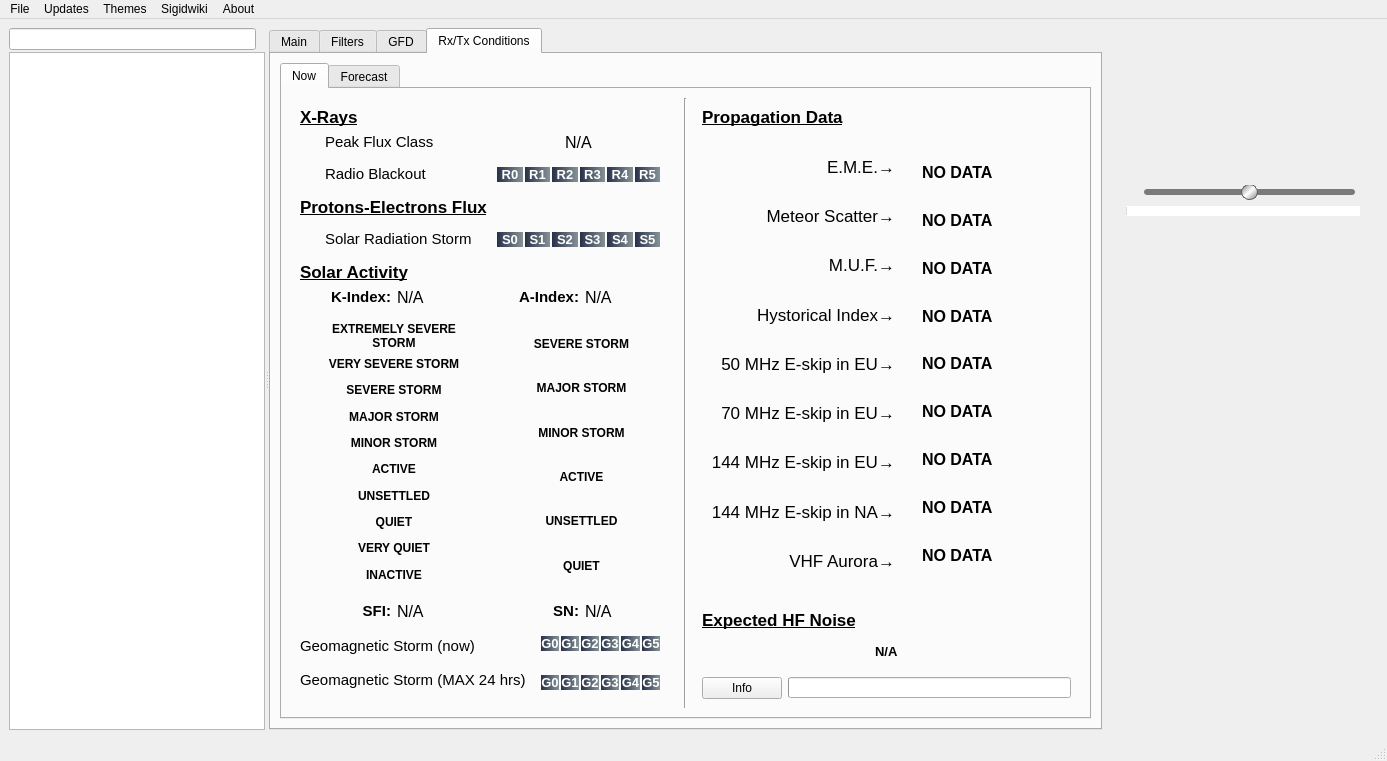
The window that artemis.ui (vbrizgamnk/Artemis) describes before a commit, drawn with Qt 5.
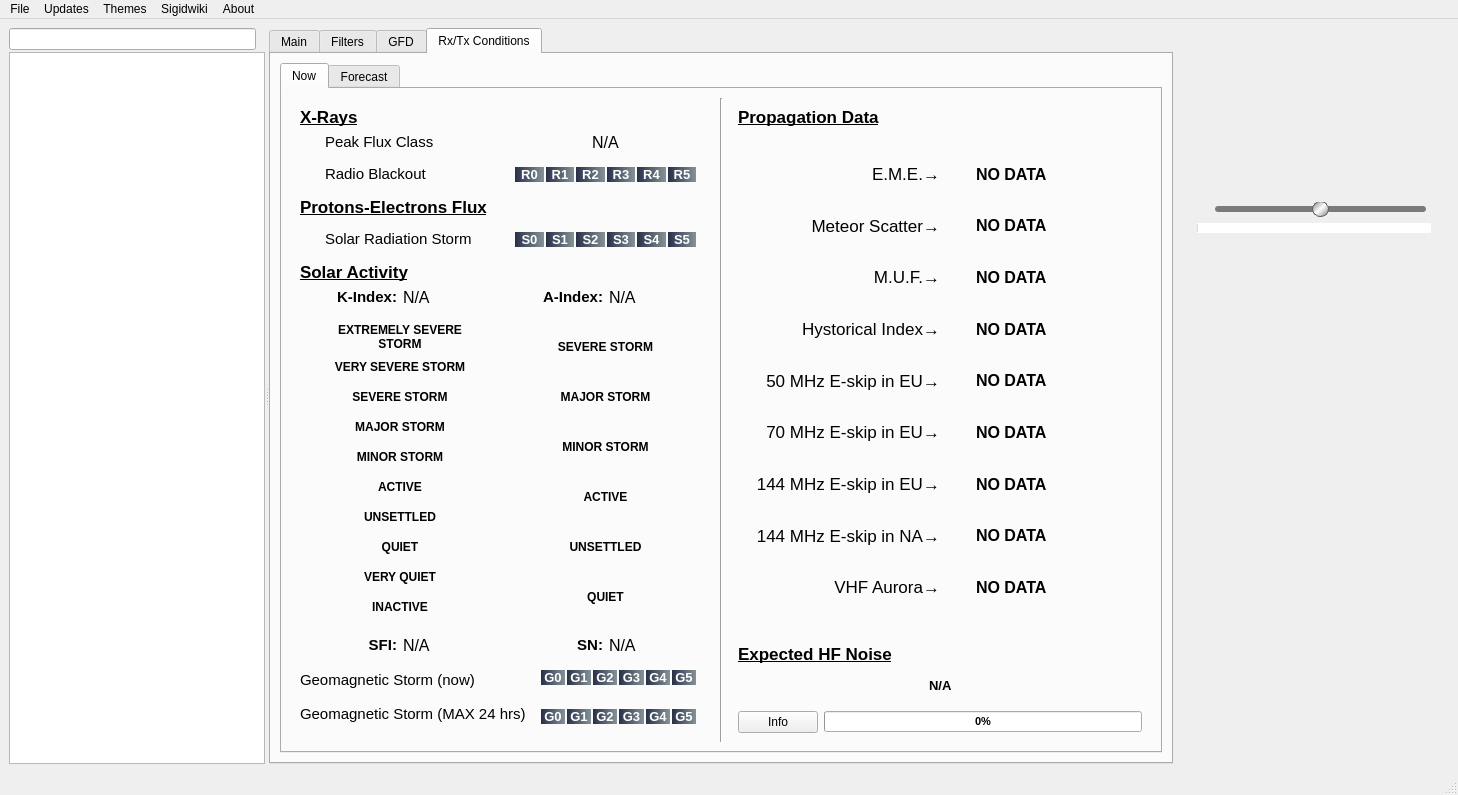
The same window after the commit. The open tabs and pages were chosen to show the change. Icons and pictures are not drawn. Custom widgets are drawn as their Qt base class.

Commit message: Fix details in fixed aspect ratio labels.

```diff
--- a/artemis.ui
+++ b/artemis.ui
@@ -6,8 +6,8 @@
    <rect>
     <x>0</x>
     <y>0</y>
-    <width>1387</width>
-    <height>761</height>
+    <width>1458</width>
+    <height>795</height>
    </rect>
   </property>
   <property name="sizePolicy">
@@ -6150,15 +6150,24 @@
                       <verstretch>0</verstretch>
                      </sizepolicy>
                     </property>
-                    <layout class="QGridLayout" name="gridLayout_23" columnstretch="0,0">
-                     <property name="leftMargin">
-                      <number>9</number>
-                     </property>
-                     <property name="verticalSpacing">
-                      <number>0</number>
-                     </property>
-                     <item row="0" column="0">
-                      <widget class="QLabel" name="label_23">
+                    <layout class="QHBoxLayout" name="horizontalLayout_44">
+                     <item>
+                      <widget class="FixedAspectRatioWidget" name="space_weather_label_name_container" native="true">
+                       <property name="sizePolicy">
+                        <sizepolicy hsizetype="Preferred" vsizetype="Preferred">
+                         <horstretch>0</horstretch>
+                         <verstretch>0</verstretch>
+                        </sizepolicy>
+                       </property>
+                       <property name="layoutDirection">
+                        <enum>Qt::LeftToRight</enum>
+                       </property>
+                       <property name="styleSheet">
+                        <string notr="true"/>
+                       </property>
+                       <layout class="QVBoxLayout" name="verticalLayout_14">
+                        <item>
+                         <widget class="FixedAspectRatioLabel" name="eme_lbl">
                        <property name="sizePolicy">
                         <sizepolicy hsizetype="Preferred" vsizetype="Preferred">
                          <horstretch>0</horstretch>
@@ -6171,6 +6180,9 @@
                          <italic>false</italic>
                         </font>
                        </property>
+                          <property name="layoutDirection">
+                           <enum>Qt::LeftToRight</enum>
+                          </property>
                        <property name="text">
                         <string>E.M.E.→</string>
                        </property>
@@ -6182,8 +6194,8 @@
                        </property>
                       </widget>
                      </item>
-                     <item row="4" column="0">
-                      <widget class="QLabel" name="label_27">
+                        <item>
+                         <widget class="FixedAspectRatioLabel" name="ms_lbl">
                        <property name="sizePolicy">
                         <sizepolicy hsizetype="Preferred" vsizetype="Preferred">
                          <horstretch>0</horstretch>
@@ -6196,8 +6208,11 @@
                          <italic>false</italic>
                         </font>
                        </property>
+                          <property name="layoutDirection">
+                           <enum>Qt::LeftToRight</enum>
+                          </property>
                        <property name="text">
-                        <string>50 MHz E-skip in EU→</string>
+                           <string>Meteor Scatter→</string>
                        </property>
                        <property name="alignment">
                         <set>Qt::AlignRight|Qt::AlignTrailing|Qt::AlignVCenter</set>
@@ -6207,8 +6222,8 @@
                        </property>
                       </widget>
                      </item>
-                     <item row="8" column="0">
-                      <widget class="QLabel" name="label_33">
+                        <item>
+                         <widget class="FixedAspectRatioLabel" name="muf_lbl">
                        <property name="sizePolicy">
                         <sizepolicy hsizetype="Preferred" vsizetype="Preferred">
                          <horstretch>0</horstretch>
@@ -6221,8 +6236,11 @@
                          <italic>false</italic>
                         </font>
                        </property>
+                          <property name="layoutDirection">
+                           <enum>Qt::LeftToRight</enum>
+                          </property>
                        <property name="text">
-                        <string>VHF Aurora→</string>
+                           <string>M.U.F.→</string>
                        </property>
                        <property name="alignment">
                         <set>Qt::AlignRight|Qt::AlignTrailing|Qt::AlignVCenter</set>
@@ -6232,8 +6250,8 @@
                        </property>
                       </widget>
                      </item>
-                     <item row="3" column="0">
-                      <widget class="QLabel" name="label_26">
+                        <item>
+                         <widget class="FixedAspectRatioLabel" name="hi_lbl">
                        <property name="sizePolicy">
                         <sizepolicy hsizetype="Preferred" vsizetype="Preferred">
                          <horstretch>0</horstretch>
@@ -6246,6 +6264,9 @@
                          <italic>false</italic>
                         </font>
                        </property>
+                          <property name="layoutDirection">
+                           <enum>Qt::LeftToRight</enum>
+                          </property>
                        <property name="text">
                         <string>Hystorical Index→</string>
                        </property>
@@ -6257,8 +6278,8 @@
                        </property>
                       </widget>
                      </item>
-                     <item row="6" column="0">
-                      <widget class="QLabel" name="label_31">
+                        <item>
+                         <widget class="FixedAspectRatioLabel" name="eu50_lbl">
                        <property name="sizePolicy">
                         <sizepolicy hsizetype="Preferred" vsizetype="Preferred">
                          <horstretch>0</horstretch>
@@ -6270,6 +6291,68 @@
                          <pointsize>13</pointsize>
                          <italic>false</italic>
                         </font>
+                          </property>
+                          <property name="layoutDirection">
+                           <enum>Qt::LeftToRight</enum>
+                          </property>
+                          <property name="frameShape">
+                           <enum>QFrame::NoFrame</enum>
+                          </property>
+                          <property name="text">
+                           <string>50 MHz E-skip in EU→</string>
+                          </property>
+                          <property name="alignment">
+                           <set>Qt::AlignRight|Qt::AlignTrailing|Qt::AlignVCenter</set>
+                          </property>
+                          <property name="margin">
+                           <number>15</number>
+                          </property>
+                         </widget>
+                        </item>
+                        <item>
+                         <widget class="FixedAspectRatioLabel" name="eu70_lbl">
+                          <property name="sizePolicy">
+                           <sizepolicy hsizetype="Preferred" vsizetype="Preferred">
+                            <horstretch>0</horstretch>
+                            <verstretch>0</verstretch>
+                           </sizepolicy>
+                          </property>
+                          <property name="font">
+                           <font>
+                            <pointsize>13</pointsize>
+                            <italic>false</italic>
+                           </font>
+                          </property>
+                          <property name="layoutDirection">
+                           <enum>Qt::LeftToRight</enum>
+                          </property>
+                          <property name="text">
+                           <string>70 MHz E-skip in EU→</string>
+                          </property>
+                          <property name="alignment">
+                           <set>Qt::AlignRight|Qt::AlignTrailing|Qt::AlignVCenter</set>
+                          </property>
+                          <property name="margin">
+                           <number>15</number>
+                          </property>
+                         </widget>
+                        </item>
+                        <item>
+                         <widget class="FixedAspectRatioLabel" name="eu144_lbl">
+                          <property name="sizePolicy">
+                           <sizepolicy hsizetype="Preferred" vsizetype="Preferred">
+                            <horstretch>0</horstretch>
+                            <verstretch>0</verstretch>
+                           </sizepolicy>
+                          </property>
+                          <property name="font">
+                           <font>
+                            <pointsize>13</pointsize>
+                            <italic>false</italic>
+                           </font>
+                          </property>
+                          <property name="layoutDirection">
+                           <enum>Qt::LeftToRight</enum>
                        </property>
                        <property name="text">
                         <string>144 MHz E-skip in EU→</string>
@@ -6282,8 +6365,8 @@
                        </property>
                       </widget>
                      </item>
-                     <item row="2" column="0">
-                      <widget class="QLabel" name="label_25">
+                        <item>
+                         <widget class="FixedAspectRatioLabel" name="na_lbl">
                        <property name="sizePolicy">
                         <sizepolicy hsizetype="Preferred" vsizetype="Preferred">
                          <horstretch>0</horstretch>
@@ -6296,55 +6379,8 @@
                          <italic>false</italic>
                         </font>
                        </property>
-                       <property name="text">
-                        <string>M.U.F.→</string>
-                       </property>
-                       <property name="alignment">
-                        <set>Qt::AlignRight|Qt::AlignTrailing|Qt::AlignVCenter</set>
-                       </property>
-                       <property name="margin">
-                        <number>15</number>
-                       </property>
-                      </widget>
-                     </item>
-                     <item row="1" column="0">
-                      <widget class="QLabel" name="label_24">
-                       <property name="sizePolicy">
-                        <sizepolicy hsizetype="Preferred" vsizetype="Preferred">
-                         <horstretch>0</horstretch>
-                         <verstretch>0</verstretch>
-                        </sizepolicy>
-                       </property>
-                       <property name="font">
-                        <font>
-                         <pointsize>13</pointsize>
-                         <italic>false</italic>
-                        </font>
-                       </property>
-                       <property name="text">
-                        <string>Meteor Scatter→</string>
-                       </property>
-                       <property name="alignment">
-                        <set>Qt::AlignRight|Qt::AlignTrailing|Qt::AlignVCenter</set>
-                       </property>
-                       <property name="margin">
-                        <number>15</number>
-                       </property>
-                      </widget>
-                     </item>
-                     <item row="7" column="0">
-                      <widget class="QLabel" name="label_32">
-                       <property name="sizePolicy">
-                        <sizepolicy hsizetype="Preferred" vsizetype="Preferred">
-                         <horstretch>0</horstretch>
-                         <verstretch>0</verstretch>
-                        </sizepolicy>
-                       </property>
-                       <property name="font">
-                        <font>
-                         <pointsize>13</pointsize>
-                         <italic>false</italic>
-                        </font>
+                          <property name="layoutDirection">
+                           <enum>Qt::LeftToRight</enum>
                        </property>
                        <property name="text">
                         <string>144 MHz E-skip in NA→</string>
@@ -6357,8 +6393,8 @@
                        </property>
                       </widget>
                      </item>
-                     <item row="5" column="0">
-                      <widget class="QLabel" name="label_28">
+                        <item>
+                         <widget class="FixedAspectRatioLabel" name="aurora_lbl">
                        <property name="sizePolicy">
                         <sizepolicy hsizetype="Preferred" vsizetype="Preferred">
                          <horstretch>0</horstretch>
@@ -6371,8 +6407,11 @@
                          <italic>false</italic>
                         </font>
                        </property>
+                          <property name="layoutDirection">
+                           <enum>Qt::LeftToRight</enum>
+                          </property>
                        <property name="text">
-                        <string>70 MHz E-skip in EU→</string>
+                           <string>VHF Aurora→</string>
                        </property>
                        <property name="alignment">
                         <set>Qt::AlignRight|Qt::AlignTrailing|Qt::AlignVCenter</set>
@@ -6382,7 +6421,10 @@
                        </property>
                       </widget>
                      </item>
-                     <item row="0" column="1" rowspan="9">
+                       </layout>
+                      </widget>
+                     </item>
+                     <item>
                       <widget class="FixedAspectRatioWidget" name="space_weather_label_container" native="true">
                        <property name="sizePolicy">
                         <sizepolicy hsizetype="Preferred" vsizetype="Preferred">
@@ -6834,7 +6876,7 @@
                      <number>1</number>
                     </property>
                     <property name="value">
-                     <number>-1</number>
+                     <number>0</number>
                     </property>
                     <property name="alignment">
                      <set>Qt::AlignCenter</set>
@@ -6842,6 +6884,9 @@
                     <property name="textVisible">
                      <bool>true</bool>
                     </property>
+                    <property name="invertedAppearance">
+                     <bool>false</bool>
+                    </property>
                     <property name="format">
                      <string>%p%</string>
                     </property>
@@ -8175,7 +8220,7 @@
     <rect>
      <x>0</x>
      <y>0</y>
-     <width>1387</width>
+     <width>1458</width>
      <height>21</height>
     </rect>
    </property>
```
Left out of the diff: 13 changed lines with no effect on the pictures. Lines whose indentation alone changed are shown as unchanged. The commit also changes 5 other files.
